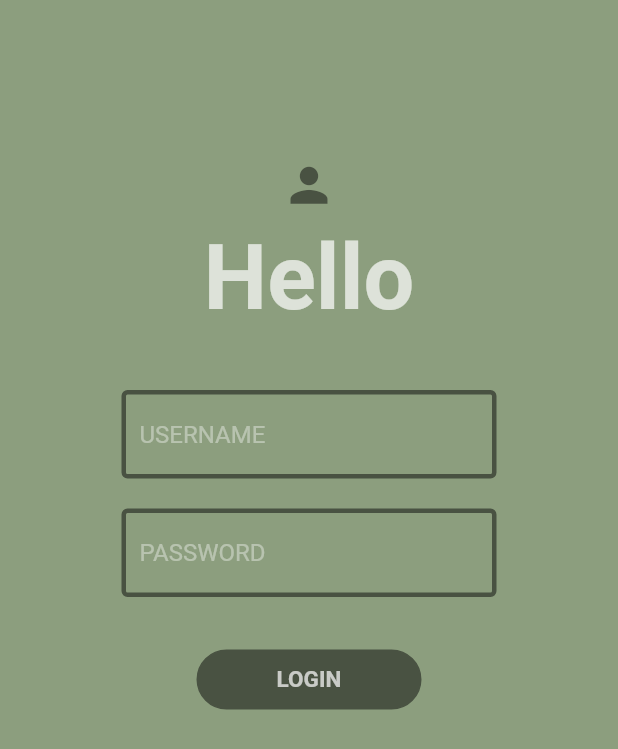
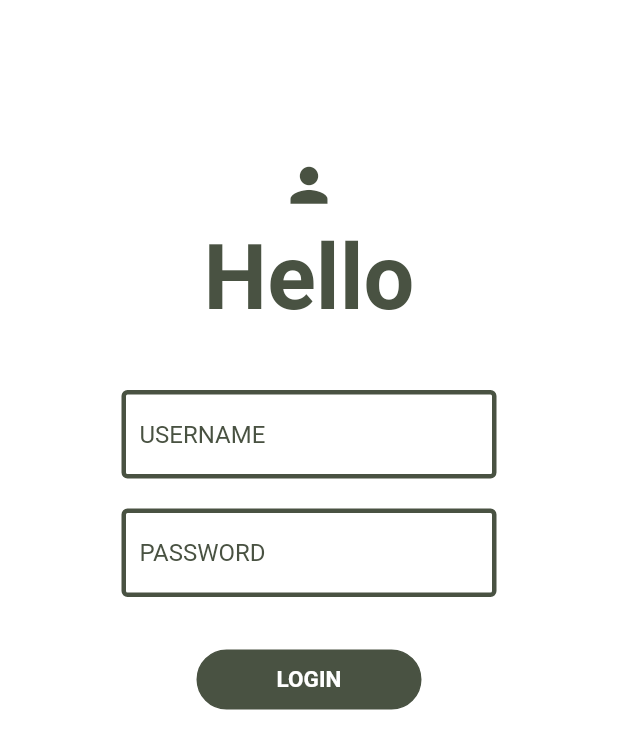
Before and after one commit to Raynard99/file-saver, a Flutter app: the screen it shows after launch, on a phone screen of 412 x 824 dp. Shown: the top 749 px of the screen. Run offline on Flutter 3.47's test engine with Material 2 defaults, Android fonts, the phone set to English and light mode, and no system bars; our stand-ins replace flutter_slidable.

Commit message:
background color change

```diff
--- a/lib/main.dart
+++ b/lib/main.dart
@@ -8,26 +8,12 @@ void main() {
   ));
 }
 
-// class MyApp extends StatelessWidget {
-//   @override
-//   Widget build(BuildContext context) {
-//     return new MaterialApp(
-//       home: new LoginPage(),
-//     );
-//   }
-// }
-
-// class LoginPage extends StatefulWidget {
-//   @override
-//   _LoginPage createState() => new _LoginPage();
-// }
-
 class LoginPage extends StatelessWidget {
   @override
   Widget build(BuildContext context) {
     return new Scaffold(
       resizeToAvoidBottomInset: false,
-      backgroundColor: Color.fromRGBO(140, 158, 126, 5),
+      backgroundColor: Colors.white,
       body: Column(
         //mainAxisAlignment: MainAxisAlignment.center,
         children: [
@@ -48,7 +34,7 @@ class LoginPage extends StatelessWidget {
                 "Hello",
                 textAlign: TextAlign.center,
                 style: TextStyle(
-                  color: Colors.white70,
+                  color: Color.fromRGBO(73, 82, 66, 5),
                   fontSize: 60,
                   fontWeight: FontWeight.bold,
                 ),
@@ -65,7 +51,7 @@ class LoginPage extends StatelessWidget {
                     borderSide: BorderSide(
                         color: Color.fromRGBO(73, 82, 66, 5), width: 3)),
                 hintText: "USERNAME",
-                hintStyle: TextStyle(color: Colors.white38),
+                hintStyle: TextStyle(color: Color.fromRGBO(73, 82, 66, 5)),
                 // filled: true,
                 // fillColor: Colors.white54,
                 focusedBorder: OutlineInputBorder(
@@ -81,7 +67,7 @@ class LoginPage extends StatelessWidget {
                     borderSide: BorderSide(
                         color: Color.fromRGBO(73, 82, 66, 5), width: 3)),
                 hintText: "PASSWORD",
-                hintStyle: TextStyle(color: Colors.white38),
+                hintStyle: TextStyle(color: Color.fromRGBO(73, 82, 66, 5)),
                 // filled: true,
                 // fillColor: Colors.white54,
                 focusedBorder: OutlineInputBorder(
@@ -104,7 +90,7 @@ class LoginPage extends StatelessWidget {
               child: Text(
                 "LOGIN",
                 style: TextStyle(
-                    color: Colors.white70,
+                    color: Colors.white,
                     fontWeight: FontWeight.bold,
                     fontSize: 15),
               ),
```
